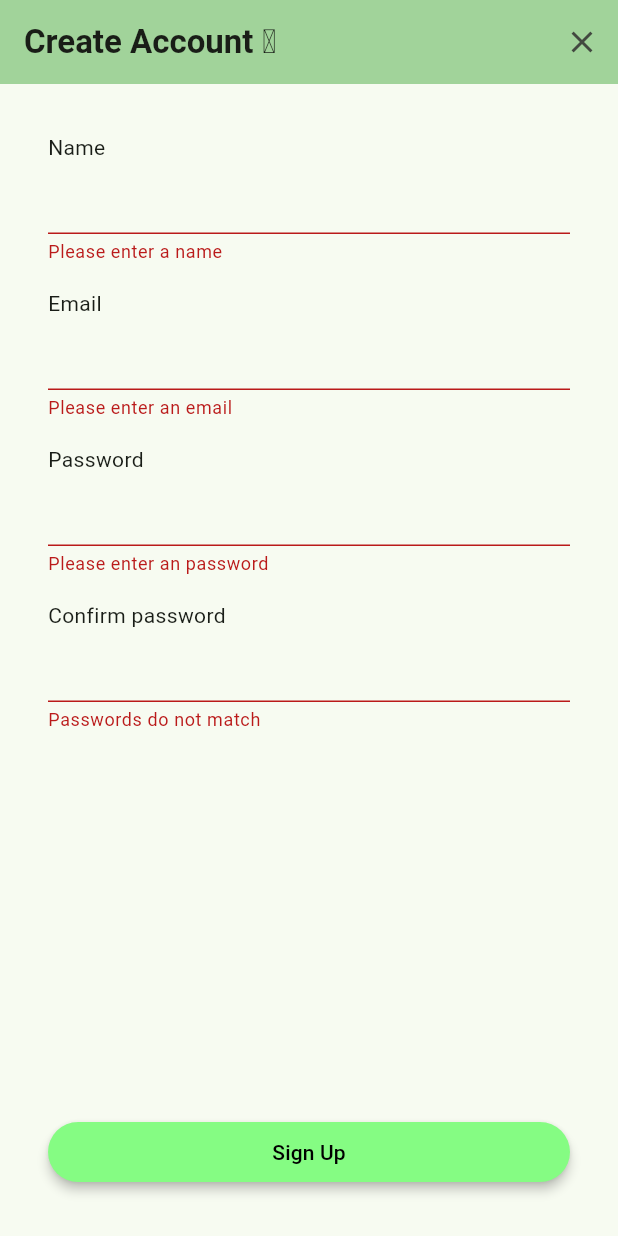
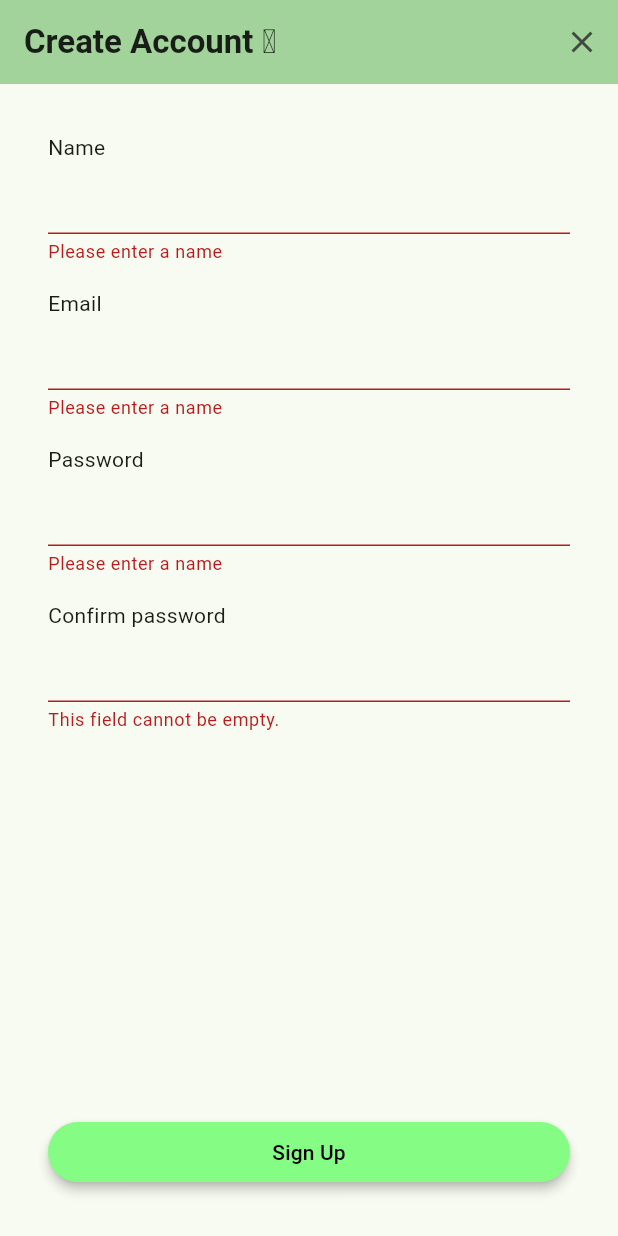
Before and after one commit to blakerharrison/plant_log, a Flutter app: the SignUpScreen screen opened directly with empty values, after a tap on "Sign Up", on a phone screen of 412 x 824 dp. Run offline on Flutter 3.47's test engine with Material 3 defaults, Android fonts, the phone set to English and light mode, and no system bars; our stand-ins replace cached_network_image, equatable, firebase_auth, firebase_core, flutter_riverpod, hooks_riverpod; accounts and stored records are empty; network calls fail.

Commit message:
update form validator

```diff
--- a/lib/sign_up/ui/sign_up_screen.dart
+++ b/lib/sign_up/ui/sign_up_screen.dart
@@ -4,7 +4,6 @@ import 'package:flutter/material.dart';
 import 'package:plant_log/api/firebase/auth/auth_client.dart';
 import 'package:plant_log/shared/theme/theme_colors.dart';
 
-//TODO: Write form validation
 class SignUpScreen extends StatefulWidget {
   final Function signUpSuccessCallback;
 
@@ -21,7 +20,6 @@ class SignUpState extends State<SignUpScreen> {
   final passwordTextController = TextEditingController();
   final confirmPasswordTextController = TextEditingController();
   bool loading = false;
-  bool didValidateForTheFirstTime = false;
 
   @override
   Widget build(BuildContext context) {
@@ -58,12 +56,10 @@ class SignUpState extends State<SignUpScreen> {
                     const Text('Name'),
                     TextFormField(
                       controller: nameTextController,
-                      validator: (value) {
-                        if (value == null || value.isEmpty) {
-                          return 'Please enter a name';
-                        }
-                        return null;
-                      },
+                      validator: (value) => _validator(
+                        value,
+                        formFileName: 'name',
+                      ),
                     ),
                     const SizedBox(height: 16),
                   ],
@@ -74,12 +70,10 @@ class SignUpState extends State<SignUpScreen> {
                     const Text('Email'),
                     TextFormField(
                       controller: emailTextController,
-                      validator: (value) {
-                        if (value == null || value.isEmpty) {
-                          return 'Please enter an email';
-                        }
-                        return null;
-                      },
+                      validator: (value) => _validator(
+                        value,
+                        formFileName: 'email',
+                      ),
                     ),
                     const SizedBox(height: 16),
                   ],
@@ -90,12 +84,11 @@ class SignUpState extends State<SignUpScreen> {
                     const Text('Password'),
                     TextFormField(
                       controller: passwordTextController,
-                      validator: (value) {
-                        if (value == null || value.isEmpty) {
-                          return 'Please enter an password';
-                        }
-                        return null;
-                      },
+                      obscureText: true,
+                      validator: (value) => _validator(
+                        value,
+                        formFileName: 'password',
+                      ),
                     ),
                     const SizedBox(height: 16),
                   ],
@@ -106,9 +99,13 @@ class SignUpState extends State<SignUpScreen> {
                     const Text('Confirm password'),
                     TextFormField(
                       controller: confirmPasswordTextController,
+                      obscureText: true,
                       validator: (value) {
-                        if (value == passwordTextController.text) {
+                        if (value != passwordTextController.text) {
                           return 'Passwords do not match';
+                        }
+                        if (value == null || value.isEmpty) {
+                          return 'This field cannot be empty.';
                         }
                         return null;
                       },
@@ -137,38 +134,18 @@ class SignUpState extends State<SignUpScreen> {
     );
   }
 
-  Column _textFieldWithHeader({
-    required String title,
-    required TextEditingController controller,
-    bool obscureText = false,
-  }) {
-    return Column(
-      crossAxisAlignment: CrossAxisAlignment.start,
-      children: [
-        Text(title),
-        TextFormField(
-          controller: controller,
-          obscureText: obscureText,
-          validator: (value) {
-            if (value == null || value.isEmpty) {
-              return 'Please enter some text';
-            }
-            return null;
-          },
-        ),
-        const SizedBox(height: 16),
-      ],
-    );
+  String? _validator(value, {required String formFileName}) {
+    if (value == null || value.isEmpty) {
+      return 'Please enter a name';
+    }
+    return null;
   }
-
-  void validateForm() {}
 
   Future<void> signUp(Function successCallback) async {
     if (_formKey.currentState!.validate()) {
       ScaffoldMessenger.of(context).showSnackBar(
         const SnackBar(content: Text('Processing Data')),
       );
-      didValidateForTheFirstTime = true;
       return;
     }
     setState(() => loading = true);
```
